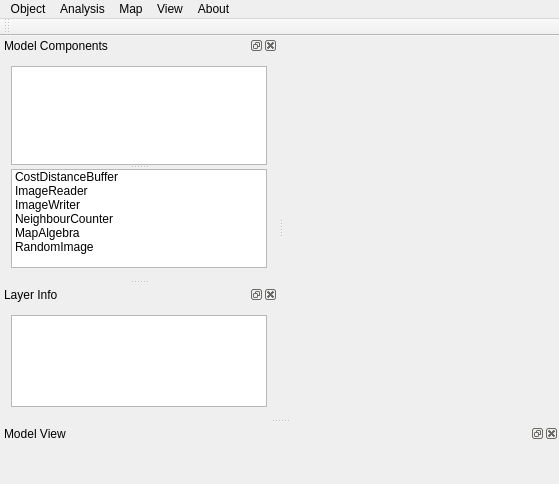
Above: gui/otbmodellerwin.ui from manaakiwhenua/LUMASS before the change. Below: the same form after it.
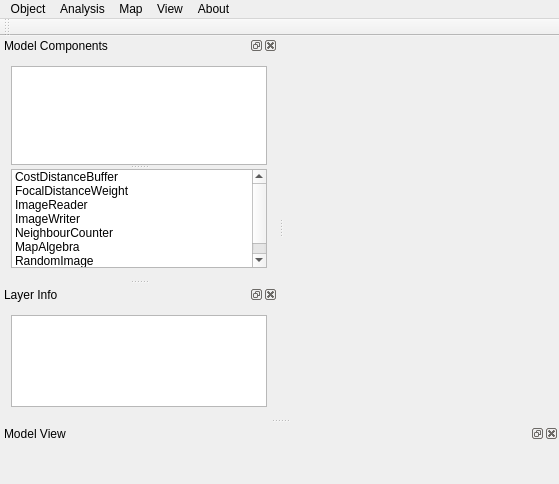
That is the form after the change. Custom widgets are drawn as their Qt base class.

Commit message: enh: added 'FocalDistanceWeight' component to the modelling framework

Patch:
```diff
--- a/gui/otbmodellerwin.ui
+++ b/gui/otbmodellerwin.ui
@@ -179,6 +179,11 @@
           <string>CostDistanceBuffer</string>
          </property>
         </item>
+        <item>
+         <property name="text">
+          <string>FocalDistanceWeight</string>
+         </property>
+        </item>
         <item>
          <property name="text">
           <string>ImageReader</string>
```
The commit also changes 2 other files.
